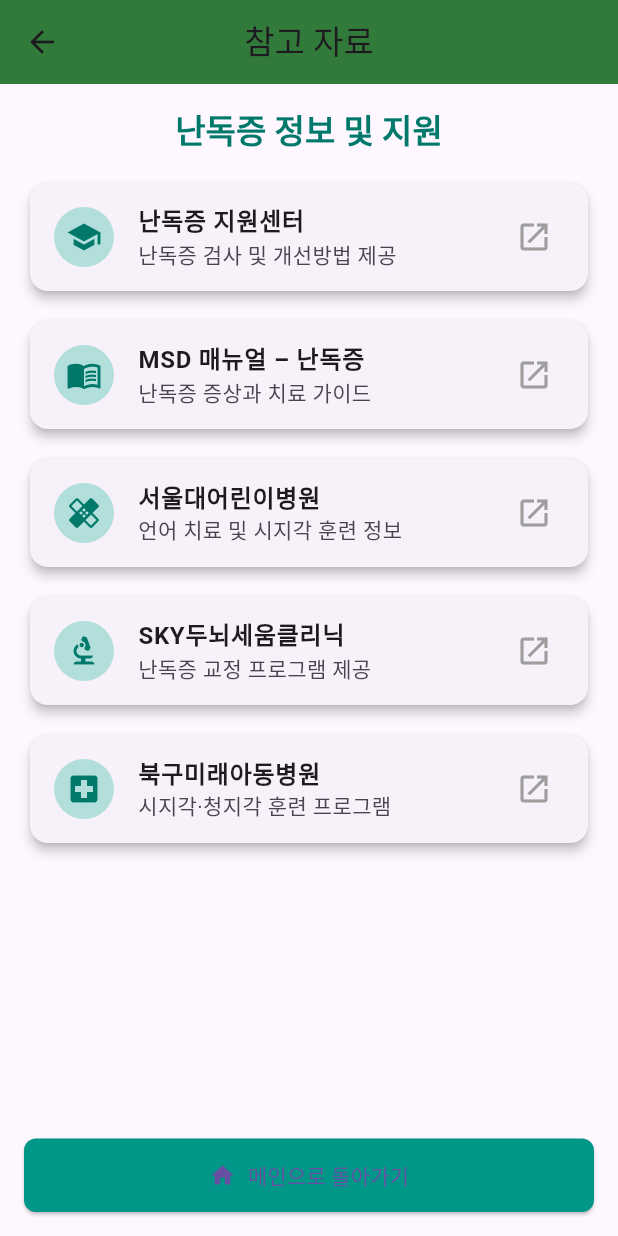
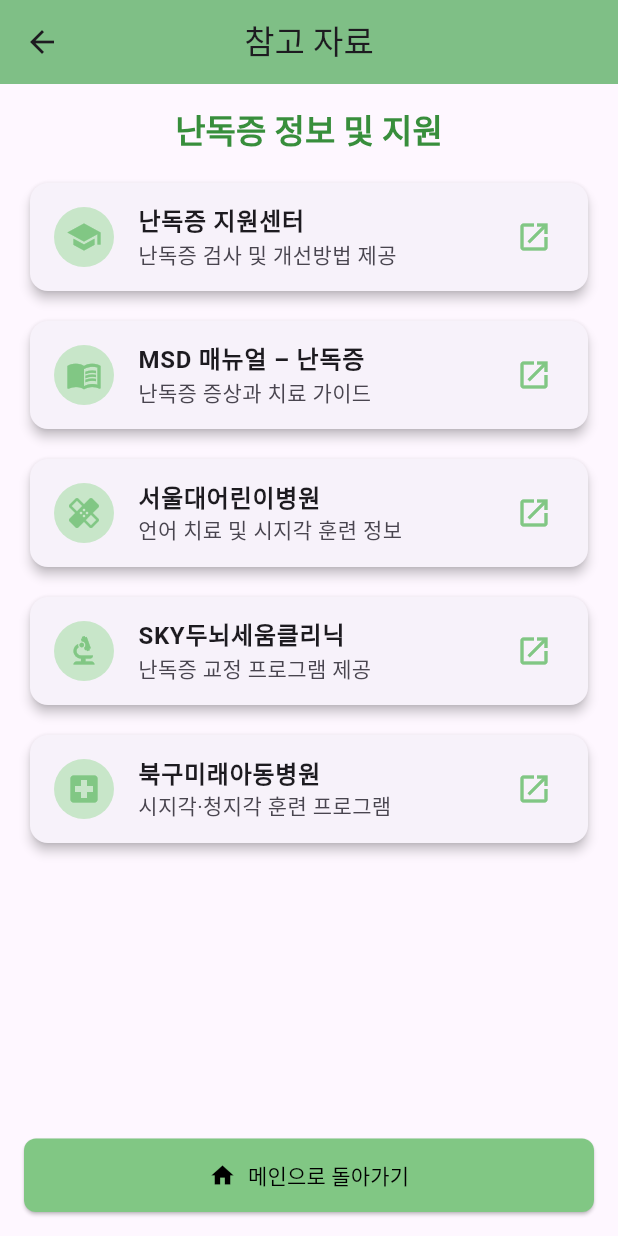
Before and after one commit to wjy0524/HackTX25-DYSCVER, a Flutter app: the DyslexiaInfoPage screen opened directly, on a phone screen of 412 x 824 dp. Run offline on Flutter 3.47's test engine with Material 3 defaults, Android fonts, the phone set to English and light mode, and no system bars; our stand-ins replace cloud_firestore, firebase_auth, firebase_core, fl_chart, flutter_widget_from_html_core, google_sign_in and 1 more; accounts and stored records are empty; network calls fail; statements that could not run were skipped.

Commit message:
난독증 정보 페이지 & 통계 페이지 버튼 디자인 업데이트, requirements.txt 업데이트

```diff
--- a/frontend/lib/screens/dyslexia_info_page.dart
+++ b/frontend/lib/screens/dyslexia_info_page.dart
@@ -16,6 +16,11 @@ class DyslexiaInfoPage extends StatelessWidget {
 
   @override
   Widget build(BuildContext context) {
+    // 재사용 가능한 테마 색상
+    const myColor = Color(0xFF81C784);
+    const avgColor = Color(0xFFC8E6C9);
+    const titleColor = Color(0xFF388E3C);
+
     final resources = [
       {
         'title': '난독증 지원센터',
@@ -26,13 +31,15 @@ class DyslexiaInfoPage extends StatelessWidget {
       {
         'title': 'MSD 매뉴얼 – 난독증',
         'subtitle': '난독증 증상과 치료 가이드',
-        'url': 'https://www.msdmanuals.com/ko/home/%EC%95%84%EB%8F%99%EC%9D%98-%EA%B1%B4%EA%B0%95-%EB%AC%B8%EC%A0%9C/%ED%95%99%EC%8A%B5%EA%B3%BC-%EB%B0%9C%EB%8B%AC-%EC%9E%A5%EC%95%A0/%EB%82%9C%EB%8F%85%EC%A6%9D',
+        'url':
+            'https://www.msdmanuals.com/ko/home/%EC%95%84%EB%8F%99%EC%9D%98-%EA%B1%B4%EA%B0%95-%EB%AC%B8%EC%A0%9C/%ED%95%99%EC%8A%B5%EA%B3%BC-%EB%B0%9C%EB%8B%AC-%EC%9E%A5%EC%95%A0/%EB%82%9C%EB%8F%85%EC%A6%9D',
         'icon': Icons.menu_book,
       },
       {
         'title': '서울대어린이병원',
         'subtitle': '언어 치료 및 시지각 훈련 정보',
-        'url': 'https://child.snuh.org/health/nMedInfo/nView.do?category=DIS&medid=AA000594',
+        'url':
+            'https://child.snuh.org/health/nMedInfo/nView.do?category=DIS&medid=AA000594',
         'icon': Icons.healing,
       },
       {
@@ -53,7 +60,7 @@ class DyslexiaInfoPage extends StatelessWidget {
       appBar: AppBar(
         title: const Text('참고 자료'),
         centerTitle: true,
-        backgroundColor: Colors.green[800],
+        backgroundColor: myColor,
         elevation: 2,
       ),
       body: Padding(
@@ -63,11 +70,8 @@ class DyslexiaInfoPage extends StatelessWidget {
           children: [
             Text(
               '난독증 정보 및 지원',
-              style: Theme.of(context)
-                      .textTheme
-                      .titleLarge!
-                      .copyWith(
-                    color: Colors.teal[700],
+              style: Theme.of(context).textTheme.titleLarge!.copyWith(
+                    color: titleColor,
                     fontWeight: FontWeight.bold,
                   ),
               textAlign: TextAlign.center,
@@ -86,10 +90,10 @@ class DyslexiaInfoPage extends StatelessWidget {
                     elevation: 3,
                     child: ListTile(
                       leading: CircleAvatar(
-                        backgroundColor: Colors.teal.shade100,
+                        backgroundColor: avgColor,
                         child: Icon(
                           resource['icon'] as IconData,
-                          color: Colors.teal[700],
+                          color: myColor,
                         ),
                       ),
                       title: Text(
@@ -97,7 +101,7 @@ class DyslexiaInfoPage extends StatelessWidget {
                         style: const TextStyle(fontWeight: FontWeight.w600),
                       ),
                       subtitle: Text(resource['subtitle'] as String),
-                      trailing: const Icon(Icons.launch, color: Colors.grey),
+                      trailing: const Icon(Icons.launch, color: myColor),
                       onTap: () => _launchUrl(resource['url'] as String),
                     ),
                   );
@@ -108,7 +112,8 @@ class DyslexiaInfoPage extends StatelessWidget {
               icon: const Icon(Icons.home),
               label: const Text('메인으로 돌아가기'),
               style: ElevatedButton.styleFrom(
-                backgroundColor: Colors.teal,
+                backgroundColor: myColor,
+                foregroundColor: Colors.black,
                 padding: const EdgeInsets.symmetric(vertical: 14),
                 shape: RoundedRectangleBorder(
                   borderRadius: BorderRadius.circular(8),
```
Also changed, not shown: frontend/lib/screens/comprehension_page.dart (+106 -25 lines), frontend/lib/screens/statistics_page.dart (+25 -28 lines), 10 other files.
